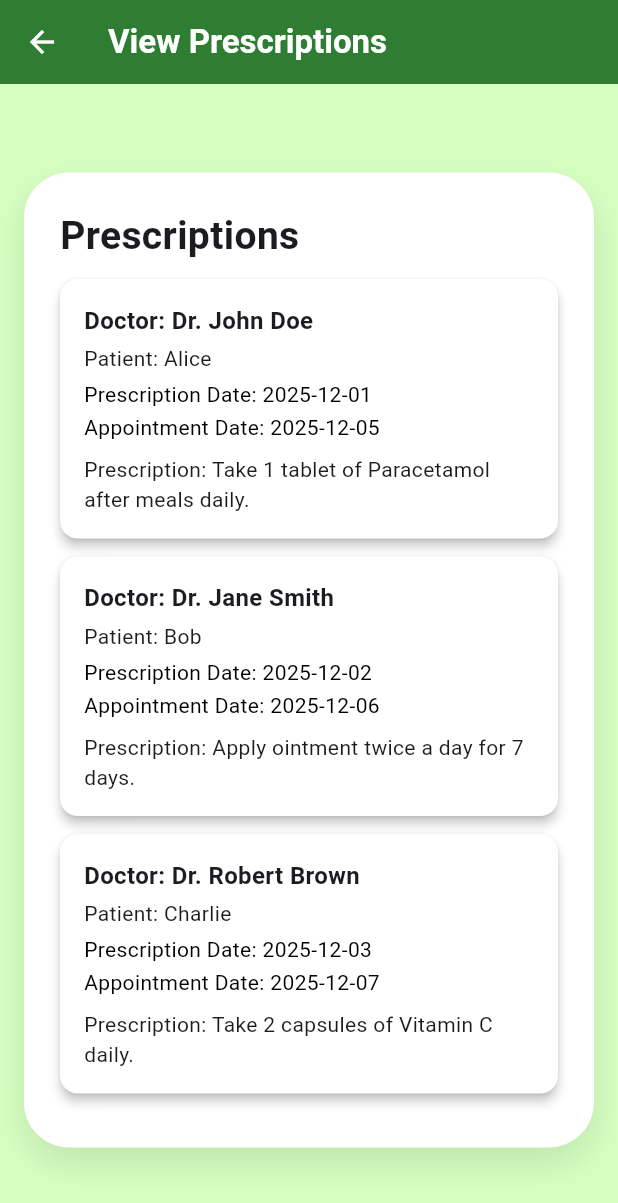
After one commit to afra-mujeeb/RenalGuide-flutter, a Flutter app: the Viewprescriptionfromdrscreen screen opened directly, on a phone screen of 412 x 824 dp. The commit adds this screen. Shown: the top 1203 px of the screen. Run offline on Flutter 3.47's test engine with Material 3 defaults, Android fonts, the light colour scheme and no system bars; our stand-ins replace dio, image_picker.

Commit message:
20-12-2025

```diff
--- a/renalguide/lib/Caretaker/register.dart
+++ b/renalguide/lib/Caretaker/register.dart
@@ -4,7 +4,7 @@ import 'package:renalguide/Staff/login.dart';
 
 
 
-String baseurl='http://192.168.1.83:5000';
+String baseurl='http://192.168.1.5:5000';
 Dio dio = Dio();
 class Registerscreen extends StatefulWidget {
   Registerscreen({super.key});
--- /dev/null
+++ b/renalguide/lib/Staff/Viewprescriptionfromdr.dart
@@ -0,0 +1,129 @@
+import 'package:flutter/material.dart';
+
+class Viewprescriptionfromdrscreen extends StatelessWidget {
+  const Viewprescriptionfromdrscreen({super.key});
+
+  @override
+  Widget build(BuildContext context) {
+    // Dummy list of prescriptions with appointment date
+    final List<Map<String, String>> prescriptions = [
+      {
+        'doctor': 'Dr. John Doe',
+        'patient': 'Alice',
+        'date': '2025-12-01',
+        'appointment': '2025-12-05',
+        'details': 'Take 1 tablet of Paracetamol after meals daily.'
+      },
+      {
+        'doctor': 'Dr. Jane Smith',
+        'patient': 'Bob',
+        'date': '2025-12-02',
+        'appointment': '2025-12-06',
+        'details': 'Apply ointment twice a day for 7 days.'
+      },
+      {
+        'doctor': 'Dr. Robert Brown',
+        'patient': 'Charlie',
+        'date': '2025-12-03',
+        'appointment': '2025-12-07',
+        'details': 'Take 2 capsules of Vitamin C daily.'
+      },
+    ];
+
+    return Scaffold(
+      backgroundColor: const Color(0xFFD6FFC1), // Soft green background
+      appBar: AppBar(
+        title: const Text(
+          'View Prescriptions',
+          style: TextStyle(color: Colors.white, fontWeight: FontWeight.bold),
+        ),
+        backgroundColor: const Color(0xFF2E7D32),
+        iconTheme: const IconThemeData(color: Colors.white),
+      ),
+      body: Center(
+        child: SingleChildScrollView(
+          padding: const EdgeInsets.all(16),
+          child: Container(
+            width: double.infinity,
+            padding: const EdgeInsets.all(24),
+            decoration: BoxDecoration(
+              color: Colors.white,
+              borderRadius: BorderRadius.circular(30),
+              boxShadow: [
+                BoxShadow(
+                  blurRadius: 20,
+                  offset: const Offset(0, 10),
+                  color: Colors.black.withOpacity(0.1),
+                ),
+              ],
+            ),
+            child: Column(
+              crossAxisAlignment: CrossAxisAlignment.start,
+              children: [
+                const Text(
+                  "Prescriptions",
+                  style: TextStyle(
+                    fontSize: 26,
+                    fontWeight: FontWeight.bold,
+                  ),
+                ),
+                const SizedBox(height: 10),
+                ...prescriptions.map((prescription) {
+                  return Card(
+                    margin: const EdgeInsets.only(bottom: 12),
+                    shape: RoundedRectangleBorder(
+                      borderRadius: BorderRadius.circular(12),
+                    ),
+                    elevation: 3,
+                    color: Colors.white, // Changed to white
+                    child: Padding(
+                      padding: const EdgeInsets.all(16),
+                      child: Column(
+                        crossAxisAlignment: CrossAxisAlignment.start,
+                        children: [
+                          Text(
+                            'Doctor: ${prescription['doctor']}',
+                            style: const TextStyle(
+                              fontWeight: FontWeight.bold,
+                              fontSize: 16,
+                            ),
+                          ),
+                          const SizedBox(height: 4),
+                          Text(
+                            'Patient: ${prescription['patient']}',
+                            style: const TextStyle(fontSize: 14),
+                          ),
+                          const SizedBox(height: 4),
+                          Text(
+                            'Prescription Date: ${prescription['date']}',
+                            style: const TextStyle(
+                              fontSize: 14,
+                              color: Colors.black,
+                            ),
+                          ),
+                          const SizedBox(height: 2),
+                          Text(
+                            'Appointment Date: ${prescription['appointment']}',
+                            style: const TextStyle(
+                              fontSize: 14,
+                              color: Colors.black,
+                            ),
+                          ),
+                          const SizedBox(height: 8),
+                          Text(
+                            'Prescription: ${prescription['details']}',
+                            style: const TextStyle(fontSize: 14),
+                          ),
+                        ],
+                      ),
+                    ),
+                  );
+                }).toList(),
+              ],
+            ),
+          ),
+        ),
+      ),
+    );
+  }
+}
```
